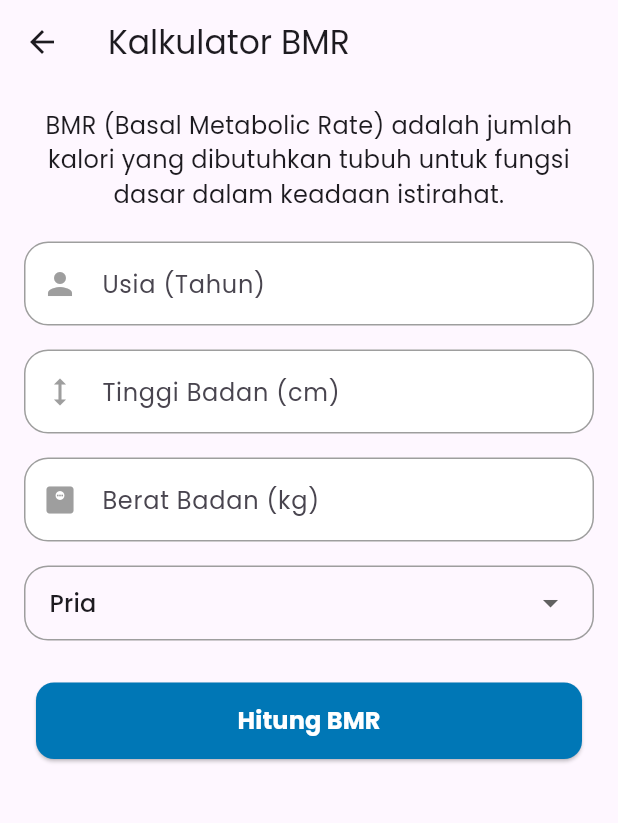
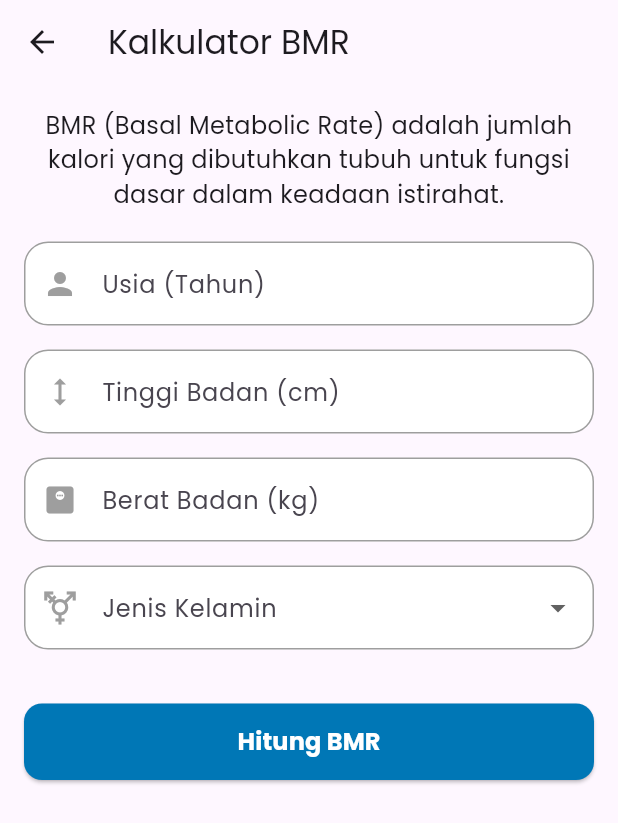
Before and after one commit to lutzzzx/medal, a Flutter app: the BMRCalculatorPage screen opened by its route, on a phone screen of 412 x 824 dp. Shown: the top 823 px of the screen. Run offline on Flutter 3.47's test engine with Material 3 defaults, Android fonts, the phone set to English and light mode, and no system bars; our stand-ins replace cloud_firestore, firebase_auth, firebase_core, flutter_local_notifications, get, google_fonts and 4 more; accounts and stored records are empty.

Commit message:
dropdownItems di custom field

```diff
--- a/lib/modules/calculator/views/bmr_calculator_page.dart
+++ b/lib/modules/calculator/views/bmr_calculator_page.dart
@@ -10,6 +10,7 @@ class BMRCalculatorPage extends StatelessWidget {
   final TextEditingController usiaController = TextEditingController();
   final TextEditingController tinggiBadanController = TextEditingController();
   final TextEditingController beratBadanController = TextEditingController();
+  final TextEditingController genderController = TextEditingController();
 
   BMRCalculatorPage({super.key});
 
@@ -53,33 +54,16 @@ class BMRCalculatorPage extends StatelessWidget {
                 keyboardType: TextInputType.number,
               ),
 
-              Container(
-                padding: EdgeInsets.symmetric(horizontal: 16),
-                decoration: BoxDecoration(
-                  borderRadius: BorderRadius.circular(16),
-                  border: Border.all(
-                    color: Colors.grey,
-                  ),
-                ),
-                child: DropdownButtonHideUnderline(
-                  child: Obx(() => DropdownButton<String>(
-                        isExpanded: true,
-                        value: controller.gender.value,
-                        items: [
-                          DropdownMenuItem(value: "Male", child: Text("Pria")),
-                          DropdownMenuItem(
-                              value: "Female", child: Text("Wanita")),
-                        ],
-                        onChanged: (value) {
-                          controller.gender.value = value!;
-                        },
-                        icon: Icon(Icons.arrow_drop_down),
-                        iconSize: 24,
-                        dropdownColor: Colors.white,
-                        alignment: Alignment.centerLeft,
-                      )),
-                ),
+              CustomTextFormField(
+                icon: Icon(Icons.transgender),
+                controller: genderController,
+                labelText: "Jenis Kelamin",
+                dropdownItems: ["Pria", "Wanita"],
+                onChanged: (value) {
+                  controller.gender.value = value == "Pria" ? "Male" : "Female";
+                },
               ),
+
               SizedBox(height: 20.0),
 
               // Tombol Hitung BMR
--- a/lib/modules/profile/views/profile_view.dart
+++ b/lib/modules/profile/views/profile_view.dart
@@ -45,8 +45,8 @@ class ProfileView extends GetView<ProfileController> {
               DetailCard(text: 'Email: ${user.email ?? "-"}', icon: Icons.mail,),
               SizedBox(height: 30),
               ExpandedButton(text1: 'Tes Notifikasi Instan', press1: controller.showInstantNotification),
+              SizedBox(height: 16),
               ExpandedButton(text1: 'Tes Notifikasi Terjadwal (10 det)', press1: controller.scheduleNotification),
-              SizedBox(height: 20),
             ],
           ),
         ),
--- a/lib/widgets/custom_text_form_field.dart
+++ b/lib/widgets/custom_text_form_field.dart
@@ -8,8 +8,9 @@ class CustomTextFormField extends StatefulWidget {
   final String? Function(String?)? validator;
   final bool readOnly;
   final VoidCallback? onTap;
-  final ValueChanged<String>? onChanged; // Tambahkan onChanged
-  final bool isEdit; // Tambahkan parameter isEdit
+  final ValueChanged<String>? onChanged;
+  final bool isEdit;
+  final List<String>? dropdownItems;
 
   const CustomTextFormField({
     super.key,
@@ -20,8 +21,9 @@ class CustomTextFormField extends StatefulWidget {
     this.validator,
     this.readOnly = false,
     this.onTap,
-    this.onChanged, // Parameter opsional
-    this.isEdit = false, // Parameter opsional dengan default false
+    this.onChanged,
+    this.isEdit = false,
+    this.dropdownItems,
   });
 
   @override
@@ -31,6 +33,7 @@ class CustomTextFormField extends StatefulWidget {
 class _CustomTextFormFieldState extends State<CustomTextFormField> {
   late FocusNode _focusNode;
   Color _iconColor = Colors.grey;
+  String? _selectedValue;
 
   @override
   void initState() {
@@ -53,7 +56,48 @@ class _CustomTextFormFieldState extends State<CustomTextFormField> {
   Widget build(BuildContext context) {
     return Container(
       margin: const EdgeInsets.only(bottom: 16.0),
-      child: TextFormField(
+      child: widget.dropdownItems != null
+          ? DropdownButtonFormField<String>(
+        value: _selectedValue,
+        items: widget.dropdownItems!
+            .map((item) => DropdownMenuItem<String>(
+          value: item,
+          child: Text(item),
+        ))
+            .toList(),
+        onChanged: (value) {
+          setState(() {
+            _selectedValue = value;
+            widget.controller.text = value ?? '';
+          });
+          if (widget.onChanged != null) {
+            widget.onChanged!(value ?? '');
+          }
+        },
+        decoration: InputDecoration(
+          prefixIcon: Icon(
+            widget.icon.icon,
+            color: widget.isEdit ? const Color(0xFF0077B6) : _iconColor,
+          ),
+          labelText: widget.labelText,
+          filled: true,
+          fillColor: widget.isEdit ? const Color(0xFFCAF0F8) : Colors.white,
+          border: OutlineInputBorder(
+            borderRadius: BorderRadius.circular(16.0),
+            borderSide: BorderSide(color: widget.isEdit ? const Color(0xFFCAF0F8) : Colors.grey),
+          ),
+          enabledBorder: OutlineInputBorder(
+            borderRadius: BorderRadius.circular(16.0),
+            borderSide: BorderSide(color: widget.isEdit ? const Color(0xFFCAF0F8) : Colors.grey),
+          ),
+          focusedBorder: OutlineInputBorder(
+            borderRadius: BorderRadius.circular(16.0),
+            borderSide: const BorderSide(color: Color(0xFF0077B6)),
+          ),
+        ),
+        validator: widget.validator,
+      )
+          : TextFormField(
         controller: widget.controller,
         focusNode: _focusNode,
         readOnly: widget.readOnly,
@@ -62,11 +106,11 @@ class _CustomTextFormFieldState extends State<CustomTextFormField> {
         decoration: InputDecoration(
           prefixIcon: Icon(
             widget.icon.icon,
-            color: widget.isEdit ? const Color(0xFF0077B6) : _iconColor, // Ubah warna ikon
+            color: widget.isEdit ? const Color(0xFF0077B6) : _iconColor,
           ),
           labelText: widget.labelText,
-          filled: true, // Mengaktifkan pengisian latar belakang
-          fillColor: widget.isEdit ? const Color(0xFFCAF0F8) : Colors.white, // Ubah warna latar belakang
+          filled: true,
+          fillColor: widget.isEdit ? const Color(0xFFCAF0F8) : Colors.white,
           border: OutlineInputBorder(
             borderRadius: BorderRadius.circular(16.0),
             borderSide: BorderSide(color: widget.isEdit ? const Color(0xFFCAF0F8) : Colors.grey),
--- a/lib/widgets/expanded_button.dart
+++ b/lib/widgets/expanded_button.dart
@@ -14,7 +14,6 @@ class ExpandedButton extends StatelessWidget {
   Widget build(BuildContext context) {
     return Container(
       width: double.infinity,
-      padding: const EdgeInsets.all(8.0),
       child: Row(
         mainAxisAlignment: MainAxisAlignment.center,
         children: [
--- a/lib/widgets/hapus_ubah.dart
+++ b/lib/widgets/hapus_ubah.dart
@@ -75,7 +75,6 @@ class HapusUbah extends StatelessWidget {
   Widget build(BuildContext context) {
     return Container(
       width: double.infinity,
-      padding: const EdgeInsets.all(8.0),
       child: Row(
         mainAxisAlignment: MainAxisAlignment.center,
         children: [
```
Also changed, not shown: lib/modules/calculator/views/body_fat_calculator_page.dart (+10 -26 lines).
